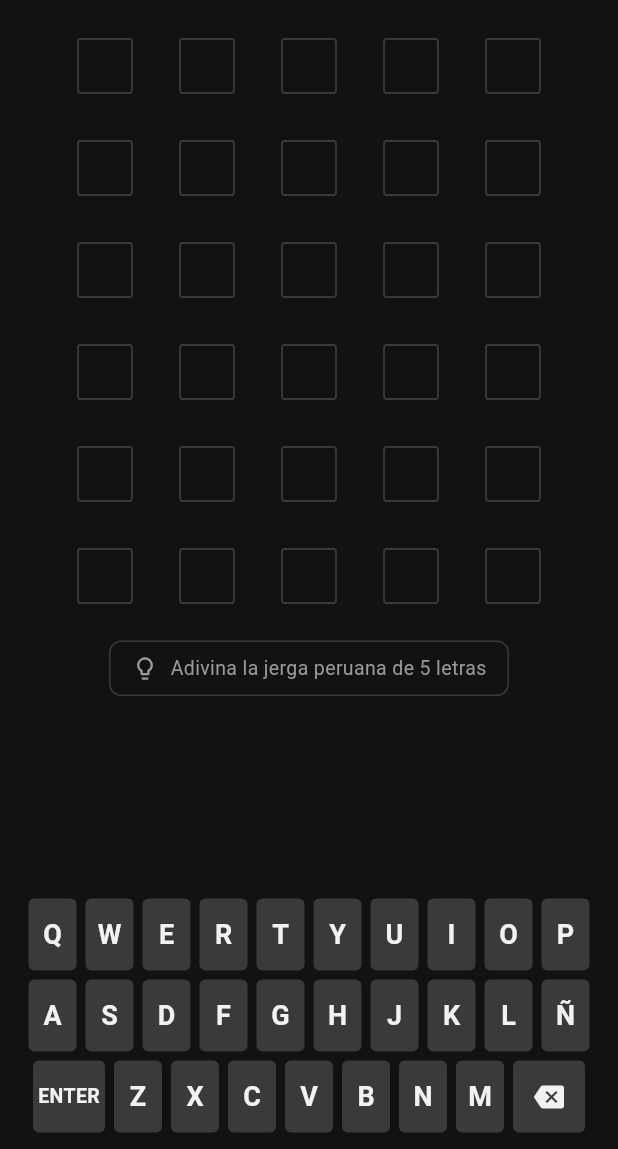
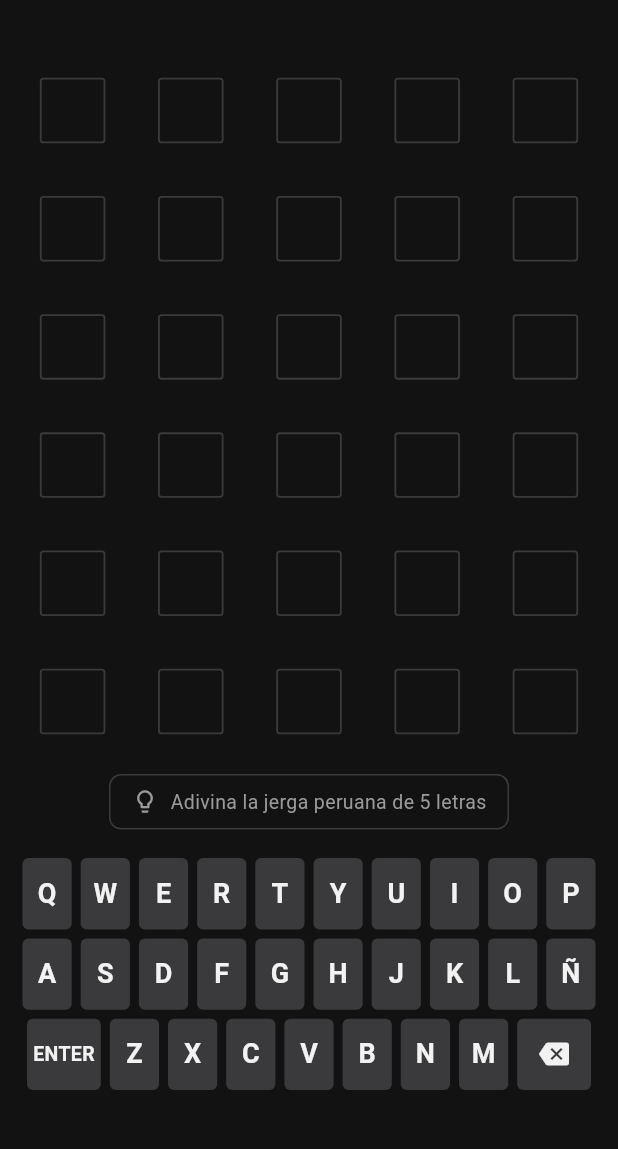
Before and after one commit to BryanPool99/jergadle, a Flutter app: the screen it shows after launch, after a tap on "ENTER", on a phone screen of 412 x 824 dp, the part 87-1236 px from its top. Run offline on Flutter 3.47's test engine with Material 3 defaults, Android fonts, the phone set to English and light mode, and no system bars; our stand-ins replace shared_preferences.

Commit message:
feat(polish): docs, responsive layout tuning and web metadata
- README, CHANGELOG and CONTRIBUTING with GitFlow guide
- web/index.html + manifest.json metadata (title, theme color, description)
- Android app label set to Jergadle
- board and keyboard aligned to the same width in every layout
- keyboard key sizes now scale with the available width
- stats are only counted when the game ends, not on every attempt
- practice mode no longer overwrites the saved daily game
- layout and end-to-end UI flow tests (43 tests total)

```diff
--- a/lib/providers/game_provider.dart
+++ b/lib/providers/game_provider.dart
@@ -53,6 +53,7 @@ class GameProvider extends ChangeNotifier {
   Map<String, LetterResult> _keyboardState = <String, LetterResult>{};
   GameStats _stats = GameStats.empty;
   bool _statsRecordedForDay = false;
+  bool _inPractice = false;
 
   /// `true` mientras se restaura el estado desde el almacenamiento.
   bool get isLoading => _isLoading;
@@ -115,6 +116,10 @@ class GameProvider extends ChangeNotifier {
   /// `true` si el día actual ya tiene una partida registrada (ganada o perdida).
   bool get hasPlayedToday => _statsRecordedForDay;
 
+  /// `true` si el usuario está jugando en modo práctica (no cuenta para las
+  /// estadísticas ni sobrescribe la partida del día).
+  bool get isPractice => _inPractice;
+
   /// `true` si la fila activa ya está completa (5 letras).
   bool get canSubmit => _currentInput.length == wordLength;
 
@@ -139,7 +144,16 @@ class GameProvider extends ChangeNotifier {
     final saved = await storage.loadDailyGame(_dateKey);
     if (saved != null) {
       _restore(saved);
-      _statsRecordedForDay = true;
+      // Las estadísticas ya se contabilizaron si el último día jugado es hoy.
+      _statsRecordedForDay = _stats.lastPlayedDate == _dateKey;
+      // Si la partida terminó pero las estadísticas no llegaron a guardarse
+      // (la app se cerró justo después del último intento), se corrige ahora.
+      if (saved.isFinished && !_statsRecordedForDay) {
+        await _recordStatsIfNeeded(
+          won: saved.isWin,
+          attempts: saved.guesses.length,
+        );
+      }
     } else {
       _secretIndex = _wordService.indexForDate(today);
       final entry = _wordService.entryForDate(today);
@@ -237,8 +251,17 @@ class GameProvider extends ChangeNotifier {
     }
 
     notifyListeners();
+    if (_inPractice) {
+      // El modo práctica no altera la partida guardada del día ni las
+      // estadísticas.
+      return true;
+    }
     await _persistGame();
-    await _recordStatsIfNeeded(won: result.isWin, attempts: _guesses.length);
+    // Las estadísticas sólo cuentan cuando la partida termina (ganada o
+    // perdida), no en cada intento.
+    if (isGameOver) {
+      await _recordStatsIfNeeded(won: result.isWin, attempts: _guesses.length);
+    }
     return true;
   }
 
@@ -303,6 +326,7 @@ class GameProvider extends ChangeNotifier {
   /// diaria.
   Future<void> startPractice() async {
     if (!isGameOver) return;
+    _inPractice = true;
     _guesses = <GameGuess>[];
     _keyboardState = <String, LetterResult>{};
     _currentInput = '';
--- a/lib/ui/screens/game_screen.dart
+++ b/lib/ui/screens/game_screen.dart
@@ -28,12 +28,17 @@ class _GameScreenState extends State<GameScreen> {
   Widget build(BuildContext context) {
     final game = context.watch<GameProvider>();
 
-    // Mostrar el diálogo automáticamente al terminar la partida.
+    // Mostrar el diálogo automáticamente al terminar la partida diaria.
+    // En modo práctica se muestra un resumen simple sin afectar estadísticas.
     if (game.isGameOver && !_dialogShown) {
       _dialogShown = true;
       WidgetsBinding.instance.addPostFrameCallback((_) {
         if (!mounted) return;
+        if (game.isPractice) {
+          _showPracticeSummary(game);
+        } else {
           _showStatsDialog(game);
+        }
       });
     } else if (!game.isGameOver) {
       _dialogShown = false;
@@ -46,7 +51,7 @@ class _GameScreenState extends State<GameScreen> {
             final bool isWide = constraints.maxWidth >= 700;
             return Center(
               child: ConstrainedBox(
-                constraints: const BoxConstraints(maxWidth: 900),
+                constraints: const BoxConstraints(maxWidth: 1100),
                 child: Column(
                   children: <Widget>[
                     AppHeader(
@@ -57,15 +62,24 @@ class _GameScreenState extends State<GameScreen> {
                       onStatsPressed: () => _showStatsDialog(game),
                     ),
                     Expanded(
-                      child: SingleChildScrollView(
+                      child: LayoutBuilder(
+                        builder: (BuildContext context, BoxConstraints inner) {
+                          return SingleChildScrollView(
                             padding: const EdgeInsets.symmetric(horizontal: 12),
+                            child: ConstrainedBox(
+                              constraints: BoxConstraints(
+                                minHeight: inner.maxHeight,
+                              ),
+                              child: Center(
                                 child: isWide
                                     ? _wideLayout(game: game)
                                     : _narrowLayout(game: game),
                               ),
                             ),
-                    _keyboardSection(game: game),
-                    const SizedBox(height: 8),
+                          );
+                        },
+                      ),
+                    ),
                   ],
                 ),
               ),
@@ -76,55 +90,97 @@ class _GameScreenState extends State<GameScreen> {
     );
   }
 
-  /// Layout compacto (móvil).
+  /// Layout compacto (móvil): tablero, estado y teclado apilados.
+  ///
+  /// Tablero y teclado comparten el mismo ancho para que queden alineados.
   Widget _narrowLayout({required GameProvider game}) {
-    return Column(
+    return LayoutBuilder(
+      builder: (BuildContext context, BoxConstraints constraints) {
+        final double width = constraints.maxWidth > 520 ? 520 : constraints.maxWidth;
+        return SizedBox(
+          width: width,
+          child: Column(
+            mainAxisSize: MainAxisSize.min,
             children: <Widget>[
               const SizedBox(height: 8),
-        _boardSection(game: game),
+              _boardSection(game: game, fitWidth: true, width: width),
               const SizedBox(height: 12),
               _statusLine(game: game),
+              const SizedBox(height: 16),
+              _keyboardSection(game: game, width: width),
               const SizedBox(height: 12),
             ],
+          ),
+        );
+      },
     );
   }
 
-  /// Layout ancho (web / tablet) con panel lateral.
+  /// Ancho compartido por el tablero y el teclado en layout ancho, para que
+  /// ambos queden perfectamente alineados.
+  static const double _wideGameWidth = 460;
+
+  /// Layout ancho (web / tablet): tablero + teclado a la izquierda y panel
+  /// de información a la derecha.
   Widget _wideLayout({required GameProvider game}) {
-    return Row(
+    return ConstrainedBox(
+      constraints: const BoxConstraints(maxWidth: 860),
+      child: Row(
         crossAxisAlignment: CrossAxisAlignment.start,
         children: <Widget>[
           Expanded(
             child: Column(
+              mainAxisSize: MainAxisSize.min,
               children: <Widget>[
                 const SizedBox(height: 8),
-              _boardSection(game: game),
+                SizedBox(
+                  width: _wideGameWidth,
+                  child: _boardSection(game: game, fitWidth: true),
+                ),
                 const SizedBox(height: 12),
                 _statusLine(game: game),
+                const SizedBox(height: 16),
+                SizedBox(
+                  width: _wideGameWidth,
+                  child: _keyboardSection(
+                    game: game,
+                    width: _wideGameWidth,
+                  ),
+                ),
+                const SizedBox(height: 12),
               ],
             ),
           ),
-        const SizedBox(width: 24),
+          const SizedBox(width: 28),
           SizedBox(
-          width: 260,
+            width: 250,
             child: Padding(
               padding: const EdgeInsets.only(top: 20),
               child: _infoPanel(game: game),
             ),
           ),
         ],
+      ),
     );
   }
 
   /// Tablero centrado con tamaño adaptativo.
-  Widget _boardSection({required GameProvider game}) {
+  ///
+  /// Con [fitWidth] la celda se calcula para ocupar exactamente el ancho
+  /// disponible (el mismo que el teclado).
+  Widget _boardSection({
+    required GameProvider game,
+    bool fitWidth = false,
+    double? width,
+  }) {
     return LayoutBuilder(
       builder: (BuildContext context, BoxConstraints constraints) {
         const spacing = 6.0;
         const maxCell = 62.0;
-        final available = constraints.maxWidth - spacing * 4;
+        final base = width ?? constraints.maxWidth;
+        final available = base - spacing * 4;
         var cell = available / 5;
-        if (cell > maxCell) cell = maxCell;
+        if (!fitWidth && cell > maxCell) cell = maxCell;
         if (cell < 32) cell = 32;
 
         return Center(
@@ -229,7 +285,7 @@ class _GameScreenState extends State<GameScreen> {
   }
 
   /// Teclado virtual con soporte de teclado físico.
-  Widget _keyboardSection({required GameProvider game}) {
+  Widget _keyboardSection({required GameProvider game, double? width}) {
     return Focus(
       autofocus: true,
       onKeyEvent: (FocusNode node, KeyEvent event) {
@@ -252,8 +308,11 @@ class _GameScreenState extends State<GameScreen> {
         }
         return KeyEventResult.ignored;
       },
-      child: Padding(
-        padding: const EdgeInsets.symmetric(horizontal: 6),
+      child: Center(
+        child: ConstrainedBox(
+          constraints: BoxConstraints(
+            maxWidth: width ?? 520,
+          ),
           child: VirtualKeyboard(
             enabled: !game.isGameOver,
             keyStates: game.keyboardState,
@@ -270,6 +329,37 @@ class _GameScreenState extends State<GameScreen> {
               game.backspace();
             },
           ),
+        ),
+      ),
+    );
+  }
+
+  /// Resumen de fin de partida en modo práctica (no toca estadísticas).
+  Future<void> _showPracticeSummary(GameProvider game) async {
+    await showDialog<void>(
+      context: context,
+      builder: (BuildContext ctx) => AlertDialog(
+        title: Text(game.isWin ? '¡Practice ganada!' : 'Fin del practice'),
+        content: Text(
+          game.isWin
+              ? 'Adivinaste ${game.secretWord}. Tu racha y estadísticas no '
+                  'cambian en modo práctica.'
+              : 'La jerga era ${game.secretWord}. Tu racha y estadísticas no '
+                  'cambian en modo práctica.',
+        ),
+        actions: <Widget>[
+          TextButton(
+            onPressed: () => Navigator.of(ctx).pop(),
+            child: const Text('Cerrar'),
+          ),
+          FilledButton(
+            onPressed: () {
+              Navigator.of(ctx).pop();
+              game.startPractice();
+            },
+            child: const Text('Seguir practicando'),
+          ),
+        ],
       ),
     );
   }
@@ -311,6 +401,7 @@ class _GameScreenState extends State<GameScreen> {
       );
       if (playAgain == true) {
         await game.startPractice();
+        if (mounted) setState(() {});
       }
     }
   }
--- a/lib/ui/widgets/virtual_keyboard.dart
+++ b/lib/ui/widgets/virtual_keyboard.dart
@@ -63,7 +63,7 @@ class VirtualKeyboard extends StatelessWidget {
     }
   }
 
-  Widget _letterKey(String letter, double width) {
+  Widget _letterKey(String letter, double width, double height) {
     final result = keyStates[letter] ?? LetterResult.none;
     final isKnown = result != LetterResult.none;
 
@@ -71,7 +71,7 @@ class VirtualKeyboard extends StatelessWidget {
       padding: const EdgeInsets.all(3),
       child: SizedBox(
         width: width,
-        height: 48,
+        height: height,
         child: Material(
           color: isKnown ? _keyColor(result) : AppTheme.tileEmptyBorder,
           borderRadius: BorderRadius.circular(4),
@@ -80,9 +80,10 @@ class VirtualKeyboard extends StatelessWidget {
             child: Center(
               child: Text(
                 letter,
+                key: ValueKey<String>('key-$letter'),
                 style: TextStyle(
                   color: isKnown ? Colors.white : AppTheme.onBackground,
-                  fontSize: 18,
+                  fontSize: (width * 0.55).clamp(15.0, 22.0),
                   fontWeight: FontWeight.w700,
                 ),
               ),
@@ -98,12 +99,14 @@ class VirtualKeyboard extends StatelessWidget {
     required String label,
     required VoidCallback? onTap,
     required double width,
+    required double height,
+    Key? key,
   }) {
     return Padding(
       padding: const EdgeInsets.all(3),
       child: SizedBox(
         width: width,
-        height: 48,
+        height: height,
         child: Material(
           color: AppTheme.tileEmptyBorder,
           borderRadius: BorderRadius.circular(4),
@@ -114,6 +117,7 @@ class VirtualKeyboard extends StatelessWidget {
                   ? Icon(icon, color: AppTheme.onBackground, size: 20)
                   : Text(
                           label,
+                          key: key,
                           style: const TextStyle(
                             color: AppTheme.onBackground,
                             fontSize: 13,
@@ -129,13 +133,14 @@ class VirtualKeyboard extends StatelessWidget {
 
   @override
   Widget build(BuildContext context) {
-    // Ancho de tecla proporcional al diseño de referencia (10 teclas por fila).
+    // Ancho de tecla proporcional al ancho disponible (10 teclas por fila).
     return LayoutBuilder(
       builder: (BuildContext context, BoxConstraints constraints) {
-        const double keyWidth = 32;
-        const double gap = 3;
-        final double unit = (constraints.maxWidth - gap * 20) / 10;
-        final double w = unit < keyWidth ? unit : keyWidth;
+        // Cada tecla tiene 3px de padding a cada lado, por lo que el ancho
+        // total de la fila es 10 * (w + 6). Se descuenta para que el teclado
+        // ocupe exactamente el ancho disponible (alineado con el tablero).
+        final double w = (constraints.maxWidth / 10 - 6).clamp(18.0, 46.0);
+        final double height = (w * 1.45).clamp(36.0, 60.0);
 
         return Column(
           mainAxisSize: MainAxisSize.min,
@@ -144,14 +149,14 @@ class VirtualKeyboard extends StatelessWidget {
             Row(
               mainAxisAlignment: MainAxisAlignment.center,
               children: <Widget>[
-                for (final letter in row1) _letterKey(letter, w),
+                for (final letter in row1) _letterKey(letter, w, height),
               ],
             ),
             // Fila 2
             Row(
               mainAxisAlignment: MainAxisAlignment.center,
               children: <Widget>[
-                for (final letter in row2) _letterKey(letter, w),
+                for (final letter in row2) _letterKey(letter, w, height),
               ],
             ),
             // Fila 3: ENTER + Z..M + BACKSPACE
@@ -161,15 +166,19 @@ class VirtualKeyboard extends StatelessWidget {
                 _actionKey(
                   icon: Icons.keyboard_return,
                   label: 'ENTER',
+                  key: const ValueKey<String>('key-ENTER'),
                   onTap: enabled ? onSubmit : null,
                   width: w * 1.5,
+                  height: height,
                 ),
-                for (final letter in row3) _letterKey(letter, w),
+                for (final letter in row3) _letterKey(letter, w, height),
                 _actionKey(
                   icon: Icons.backspace,
                   label: '',
+                  key: const ValueKey<String>('key-BACKSPACE'),
                   onTap: enabled ? onBackspace : null,
                   width: w * 1.5,
+                  height: height,
                 ),
               ],
             ),
```
Also changed, not shown: 8 other files. Lines whose indentation alone changed are shown as unchanged.
